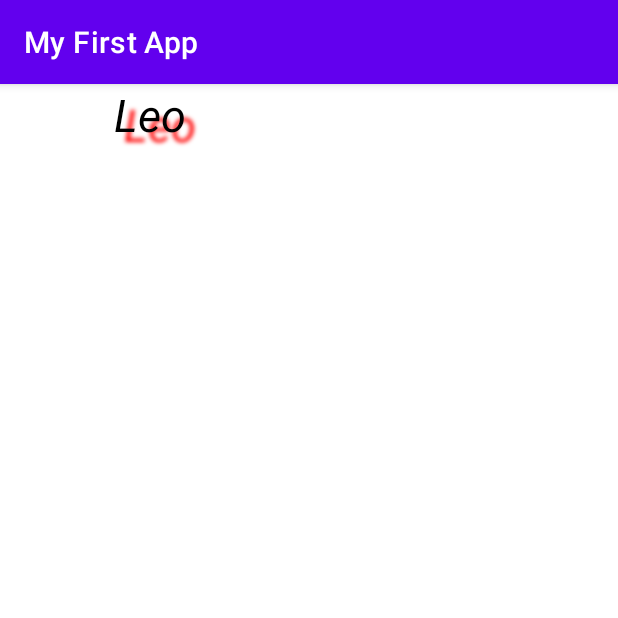
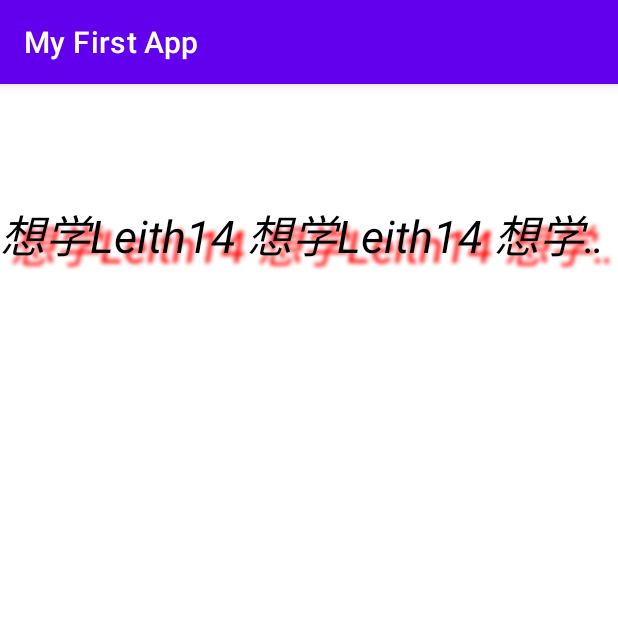
Before and after one commit to Leith14/Android-Beginner, an Android app: the screen it shows after launch (MainActivity), on a phone screen of 412 x 824 dp, the top half of it. Run offline under Robolectric (Android 15) with nearby library versions, the phone set to English and light mode, and no system bars.

Commit message:
textview03_1020 marquee text

```diff
--- a/app/src/main/java/com/example/myfirstapp/MainActivity.java
+++ b/app/src/main/java/com/example/myfirstapp/MainActivity.java
@@ -13,7 +13,7 @@ public class MainActivity extends AppCompatActivity {
         super.onCreate(savedInstanceState);
         setContentView(R.layout.activity_main);
 
-        TextView tv_one = findViewById(R.id.tv_one);
-        tv_one.setText("Leo");
+//        TextView tv_one = findViewById(R.id.tv_one);
+//        tv_one.setText("Leo");
     }
 }
--- a/app/src/main/res/layout/activity_main.xml
+++ b/app/src/main/res/layout/activity_main.xml
@@ -13,12 +13,20 @@
         android:textStyle="italic"
         android:textColor="@color/black"
         android:textSize="30sp"
-        android:gravity="center_horizontal"
+        android:gravity="center_vertical"
         android:shadowColor="@color/red"
         android:shadowRadius="3.0"
         android:shadowDx="10.0"
         android:shadowDy="10.0"
-        android:layout_width="200dp"
-        android:layout_height="200dp"/>
+        android:singleLine="true"
+        android:ellipsize="marquee"
+        android:marqueeRepeatLimit="marquee_forever"
+        android:focusable="true"
+        android:focusableInTouchMode="true"
+        android:clickable="true"
+        android:layout_width="match_parent"
+        android:layout_height="200dp">
+        <requestFocus/>
+    </TextView>
 
 </LinearLayout>
--- a/app/src/main/res/values/strings.xml
+++ b/app/src/main/res/values/strings.xml
@@ -1,4 +1,4 @@
 <resources>
     <string name="app_name">My First App</string>
-    <string name="tv_one">想学</string>
+    <string name="tv_one">想学Leith14 想学Leith14 想学Leith14 想学Leith14 想学Leith14 想学Leith14</string>
 </resources>
```
Also changed, not shown: app/src/main/java/com/example/myfirstapp/MyTextView.java (added, +33 -0 lines).
